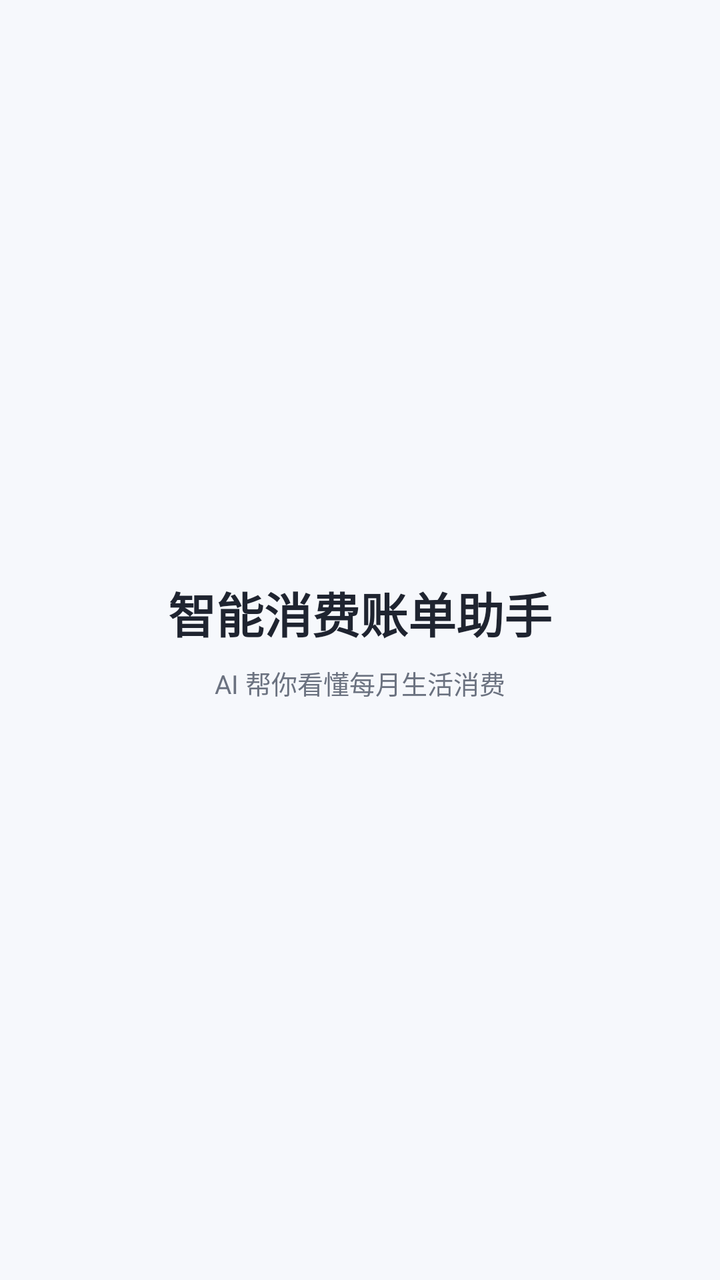
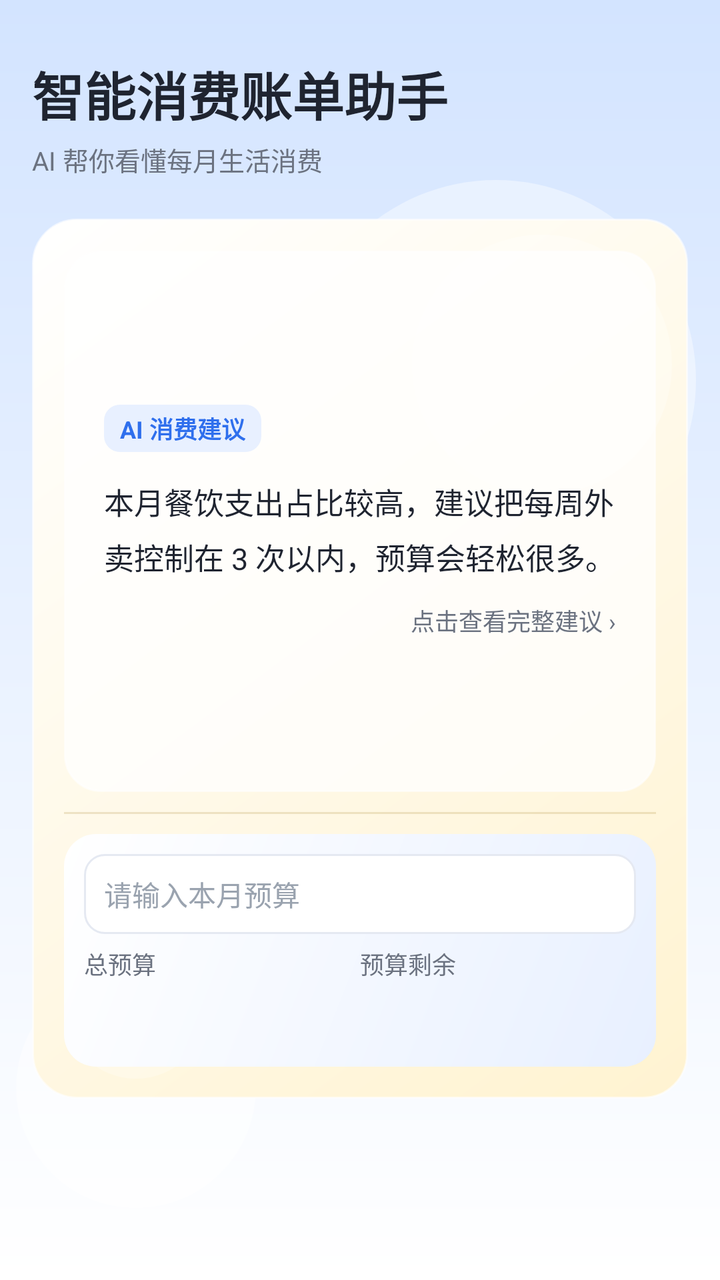

Compare the two renders of this Android layout. The source of the first and the diff that turns it into the second are given below.
<!-- AndroidManifest.xml: application theme Theme.StudentBill -->
<!-- res/layout/activity_main.xml -->
<?xml version="1.0" encoding="utf-8"?>
<LinearLayout xmlns:android="http://schemas.android.com/apk/res/android"
    android:layout_width="match_parent"
    android:layout_height="match_parent"
    android:background="@color/bg_page"
    android:gravity="center"
    android:orientation="vertical"
    android:padding="@dimen/page_padding">

    <TextView
        android:layout_width="wrap_content"
        android:layout_height="wrap_content"
        android:text="@string/main_title"
        android:textColor="@color/text_primary"
        android:textSize="@dimen/text_title"
        android:textStyle="bold" />

    <TextView
        android:layout_width="wrap_content"
        android:layout_height="wrap_content"
        android:layout_marginTop="@dimen/space_sm"
        android:text="@string/main_subtitle"
        android:textColor="@color/text_secondary"
        android:textSize="@dimen/text_subtitle" />

</LinearLayout>
<!-- resources referenced by this layout -->
<resources>
  <color name="bg_page">#F6F8FC</color>
  <dimen name="text_title">24sp</dimen>
  <style name="Theme.StudentBill" parent="Theme.AppCompat.Light.NoActionBar">
          <item name="colorPrimary">@color/color_primary</item>
          <item name="colorPrimaryDark">@color/color_primary_dark</item>
          <item name="colorAccent">@color/color_primary</item>
          <item name="android:windowLightStatusBar">true</item>
          <item name="android:statusBarColor">@color/bg_page</item>
          <item name="android:navigationBarColor">@color/bg_card</item>
          <item name="android:windowBackground">@color/bg_page</item>
          <item name="android:textColorPrimary">@color/text_primary</item>
          <item name="android:textColorSecondary">@color/text_secondary</item>
      </style>
  <!-- unchanged entries left out for length: 10 -->
</resources>

<!-- the commit's change to res/layout/activity_main.xml (unified diff, before → after) -->
@@ -1,26 +1,188 @@
 <?xml version="1.0" encoding="utf-8"?>
-<LinearLayout xmlns:android="http://schemas.android.com/apk/res/android"
+<androidx.core.widget.NestedScrollView xmlns:android="http://schemas.android.com/apk/res/android"
     android:layout_width="match_parent"
     android:layout_height="match_parent"
-    android:background="@color/bg_page"
-    android:gravity="center"
-    android:orientation="vertical"
-    android:padding="@dimen/page_padding">
+    android:background="@drawable/bg_page_gradient"
+    android:fillViewport="true"
+    android:overScrollMode="never">
 
-    <TextView
-        android:layout_width="wrap_content"
+    <LinearLayout
+        android:layout_width="match_parent"
         android:layout_height="wrap_content"
-        android:text="@string/main_title"
-        android:textColor="@color/text_primary"
-        android:textSize="@dimen/text_title"
-        android:textStyle="bold" />
+        android:orientation="vertical"
+        android:padding="@dimen/page_padding">
 
-    <TextView
-        android:layout_width="wrap_content"
-        android:layout_height="wrap_content"
-        android:layout_marginTop="@dimen/space_sm"
-        android:text="@string/main_subtitle"
-        android:textColor="@color/text_secondary"
-        android:textSize="@dimen/text_subtitle" />
+        
+        <TextView
+            android:id="@+id/tvTitle"
+            android:layout_width="match_parent"
+            android:layout_height="wrap_content"
+            android:layout_marginTop="@dimen/space_md"
+            android:text="@string/main_title"
+            android:textColor="@color/text_primary"
+            android:textSize="26sp"
+            android:textStyle="bold" />
 
-</LinearLayout>
+        <TextView
+            android:id="@+id/tvSubtitle"
+            android:layout_width="match_parent"
+            android:layout_height="wrap_content"
+            android:layout_marginTop="@dimen/space_xs"
+            android:text="@string/main_subtitle"
+            android:textColor="@color/text_secondary"
+            android:textSize="@dimen/text_subtitle" />
+
+        
+        <LinearLayout
+            android:id="@+id/panelCard"
+            android:layout_width="match_parent"
+            android:layout_height="440dp"
+            android:layout_marginTop="@dimen/space_lg"
+            android:background="@drawable/bg_glass_panel"
+            android:elevation="8dp"
+            android:orientation="vertical"
+            android:padding="16dp">
+
+            
+            <LinearLayout
+                android:id="@+id/panelAi"
+                android:layout_width="match_parent"
+                android:layout_height="0dp"
+                android:layout_weight="7"
+                android:background="@drawable/bg_glass_ai"
+                android:clickable="true"
+                android:focusable="true"
+                android:foreground="?attr/selectableItemBackground"
+                android:gravity="center_vertical"
+                android:orientation="vertical"
+                android:padding="20dp">
+
+                <TextView
+                    android:layout_width="wrap_content"
+                    android:layout_height="wrap_content"
+                    android:background="@drawable/bg_ai_badge"
+                    android:paddingStart="@dimen/space_sm"
+                    android:paddingTop="3dp"
+                    android:paddingEnd="@dimen/space_sm"
+                    android:paddingBottom="3dp"
+                    android:text="@string/ai_panel_title"
+                    android:textColor="@color/color_primary"
+                    android:textSize="@dimen/text_caption"
+                    android:textStyle="bold" />
+
+                <TextView
+                    android:id="@+id/tvAiSummary"
+                    android:layout_width="match_parent"
+                    android:layout_height="wrap_content"
+                    android:layout_marginTop="14dp"
+                    android:lineSpacingExtra="6dp"
+                    android:text="@string/ai_panel_summary"
+                    android:textColor="@color/text_primary"
+                    android:textSize="15sp" />
+
+                <TextView
+                    android:layout_width="match_parent"
+                    android:layout_height="wrap_content"
+                    android:layout_marginTop="@dimen/space_md"
+                    android:gravity="end"
+                    android:text="@string/ai_panel_more"
+                    android:textColor="@color/text_secondary"
+                    android:textSize="@dimen/text_caption" />
+
+            </LinearLayout>
+
+            
+            <View
+                android:layout_width="match_parent"
+                android:layout_height="1dp"
+                android:layout_marginTop="10dp"
+                android:layout_marginBottom="10dp"
+                android:background="@color/glass_divider" />
+
+            
+            <LinearLayout
+                android:id="@+id/panelBudget"
+                android:layout_width="match_parent"
+                android:layout_height="0dp"
+                android:layout_weight="3"
+                android:background="@drawable/bg_gradient_blue"
+                android:orientation="vertical"
+                android:padding="10dp">
+
+                <EditText
+                    android:id="@+id/etBudget"
+                    android:layout_width="match_parent"
+                    android:layout_height="40dp"
+                    android:background="@drawable/bg_input"
+                    android:hint="@string/budget_hint"
+                    android:imeOptions="actionDone"
+                    android:inputType="numberDecimal"
+                    android:maxLines="1"
+                    android:paddingStart="10dp"
+                    android:paddingEnd="10dp"
+                    android:textColor="@color/text_primary"
+                    android:textColorHint="@color/text_hint"
+                    android:textSize="@dimen/text_body" />
+
+                <LinearLayout
+                    android:layout_width="match_parent"
+                    android:layout_height="wrap_content"
+                    android:layout_marginTop="6dp"
+                    android:orientation="horizontal">
+
+                    <LinearLayout
+                        android:layout_width="0dp"
+                        android:layout_height="wrap_content"
+                        android:layout_weight="1"
+                        android:orientation="vertical">
+
+                        <TextView
+                            android:layout_width="wrap_content"
+                            android:layout_height="wrap_content"
+                            android:text="@string/label_total_budget"
+                            android:textColor="@color/text_secondary"
+                            android:textSize="@dimen/text_caption" />
+
+                        <TextView
+                            android:id="@+id/tvTotalBudget"
+                            android:layout_width="wrap_content"
+                            android:layout_height="wrap_content"
+                            android:textColor="@color/text_primary"
+                            android:textSize="18sp"
+                            android:textStyle="bold" />
+
+                    </LinearLayout>
+
+                    <LinearLayout
+                        android:layout_width="0dp"
+                        android:layout_height="wrap_content"
+                        android:layout_weight="1"
+                        android:orientation="vertical">
+
+                        <TextView
+                            android:id="@+id/tvRemainLabel"
+                            android:layout_width="wrap_content"
+                            android:layout_height="wrap_content"
+                            android:text="@string/label_remaining"
+                            android:textColor="@color/text_secondary"
+                            android:textSize="@dimen/text_caption" />
+
+                        <TextView
+                            android:id="@+id/tvRemainValue"
+                            android:layout_width="wrap_content"
+                            android:layout_height="wrap_content"
+                            android:textColor="@color/color_primary"
+                            android:textSize="18sp"
+                            android:textStyle="bold" />
+
+                    </LinearLayout>
+
+                </LinearLayout>
+
+            </LinearLayout>
+
+        </LinearLayout>
+
+    </LinearLayout>
+
+</androidx.core.widget.NestedScrollView>
<!-- resource entries referenced after the edit -->
@@ -1,18 +1,158 @@
 <!-- resources referenced by this layout -->
 <resources>
-  <color name="bg_page">#F6F8FC</color>
-  <dimen name="text_title">24sp</dimen>
+  <color name="glass_divider">#33A9822F</color>
+  <color name="text_hint">#9AA3AF</color>
+  <dimen name="space_lg">20dp</dimen>
+  <dimen name="space_md">12dp</dimen>
+  <dimen name="space_xs">4dp</dimen>
+  <dimen name="text_body">14sp</dimen>
+  <dimen name="text_caption">12sp</dimen>
+  <!-- drawable bg_ai_badge (drawable) -->
+  <?xml version="1.0" encoding="utf-8"?>
+  <shape xmlns:android="http://schemas.android.com/apk/res/android"
+      android:shape="rectangle">
+      <solid android:color="@color/color_primary_light" />
+      <corners android:radius="8dp" />
+  </shape>
+  <!-- drawable bg_glass_ai (drawable) -->
+  <?xml version="1.0" encoding="utf-8"?>
+  <shape xmlns:android="http://schemas.android.com/apk/res/android"
+      android:shape="rectangle">
+      <solid android:color="@color/glass_white" />
+      <corners android:radius="18dp" />
+      <stroke
+          android:width="1dp"
+          android:color="@color/glass_stroke" />
+  </shape>
+  <!-- drawable bg_glass_panel (drawable) -->
+  <?xml version="1.0" encoding="utf-8"?>
+  <layer-list xmlns:android="http://schemas.android.com/apk/res/android">
+  
+      
+      <item>
+          <shape android:shape="rectangle">
+              <gradient
+                  android:angle="135"
+                  android:endColor="@color/bg_card"
+                  android:startColor="@color/glass_yellow" />
+              <corners android:radius="22dp" />
+              <stroke
+                  android:width="1dp"
+                  android:color="@color/glass_stroke" />
+          </shape>
+      </item>
+  
+      
+      <item
+          android:width="130dp"
+          android:height="130dp"
+          android:bottom="0dp"
+          android:gravity="top|end"
+          android:right="8dp"
+          android:top="8dp">
+          <shape android:shape="oval">
+              <solid android:color="@color/glass_bubble" />
+          </shape>
+      </item>
+  
+      <item
+          android:width="72dp"
+          android:height="72dp"
+          android:bottom="10dp"
+          android:gravity="bottom|start"
+          android:left="16dp">
+          <shape android:shape="oval">
+              <solid android:color="@color/glass_bubble" />
+          </shape>
+      </item>
+  
+  </layer-list>
+  <!-- drawable bg_gradient_blue (drawable) -->
+  <?xml version="1.0" encoding="utf-8"?>
+  <shape xmlns:android="http://schemas.android.com/apk/res/android"
+      android:shape="rectangle">
+      <gradient
+          android:angle="135"
+          android:endColor="@color/gradient_blue_end"
+          android:startColor="@color/gradient_blue_start" />
+      <corners android:radius="@dimen/card_radius" />
+  </shape>
+  <!-- drawable bg_input (drawable) -->
+  <?xml version="1.0" encoding="utf-8"?>
+  <shape xmlns:android="http://schemas.android.com/apk/res/android"
+      android:shape="rectangle">
+      <solid android:color="@color/bg_card" />
+      <corners android:radius="10dp" />
+      <stroke
+          android:width="1dp"
+          android:color="@color/divider" />
+  </shape>
+  <!-- drawable bg_page_gradient (drawable) -->
+  <?xml version="1.0" encoding="utf-8"?>
+  <layer-list xmlns:android="http://schemas.android.com/apk/res/android">
+  
+      
+      <item>
+          <shape android:shape="rectangle">
+              <gradient
+                  android:angle="270"
+                  android:endColor="@color/bg_card"
+                  android:startColor="@color/page_blue" />
+          </shape>
+      </item>
+  
+      
+      <item
+          android:width="200dp"
+          android:height="200dp"
+          android:gravity="top|end"
+          android:right="12dp"
+          android:top="90dp">
+          <shape android:shape="oval">
+              <solid android:color="@color/page_bubble" />
+          </shape>
+      </item>
+  
+      <item
+          android:width="120dp"
+          android:height="120dp"
+          android:gravity="bottom|start"
+          android:bottom="36dp"
+          android:left="8dp">
+          <shape android:shape="oval">
+              <solid android:color="@color/page_bubble" />
+          </shape>
+      </item>
+  
+  </layer-list>
+  <string name="ai_panel_more">点击查看完整建议 ›</string>
+  <string name="ai_panel_summary">本月餐饮支出占比较高，建议把每周外卖控制在 3 次以内，预算会轻松很多。</string>
+  <string name="ai_panel_title">AI 消费建议</string>
+  <string name="budget_hint">请输入本月预算</string>
+  <string name="label_remaining">预算剩余</string>
+  <string name="label_total_budget">总预算</string>
   <style name="Theme.StudentBill" parent="Theme.AppCompat.Light.NoActionBar">
           <item name="colorPrimary">@color/color_primary</item>
           <item name="colorPrimaryDark">@color/color_primary_dark</item>
           <item name="colorAccent">@color/color_primary</item>
           <item name="android:windowLightStatusBar">true</item>
-          <item name="android:statusBarColor">@color/bg_page</item>
+          <item name="android:statusBarColor">@color/page_blue</item>
           <item name="android:navigationBarColor">@color/bg_card</item>
-          <item name="android:windowBackground">@color/bg_page</item>
+          <item name="android:windowBackground">@drawable/bg_page_gradient</item>
           <item name="android:textColorPrimary">@color/text_primary</item>
           <item name="android:textColorSecondary">@color/text_secondary</item>
       </style>
+  <color name="color_primary_light">#E8F0FF</color>
+  <color name="glass_white">#C2FFFFFF</color>
+  <color name="glass_stroke">#99FFFFFF</color>
+  <color name="glass_yellow">#FFF3D1</color>
+  <color name="glass_bubble">#40FFFFFF</color>
+  <color name="gradient_blue_end">#FFFFFF</color>
+  <color name="gradient_blue_start">#E8F0FF</color>
+  <dimen name="card_radius">16dp</dimen>
+  <color name="divider">#E5E9F2</color>
+  <color name="page_blue">#D3E4FF</color>
+  <color name="page_bubble">#66FFFFFF</color>
   <!-- unchanged entries left out for length: 10 -->
 </resources>
 
